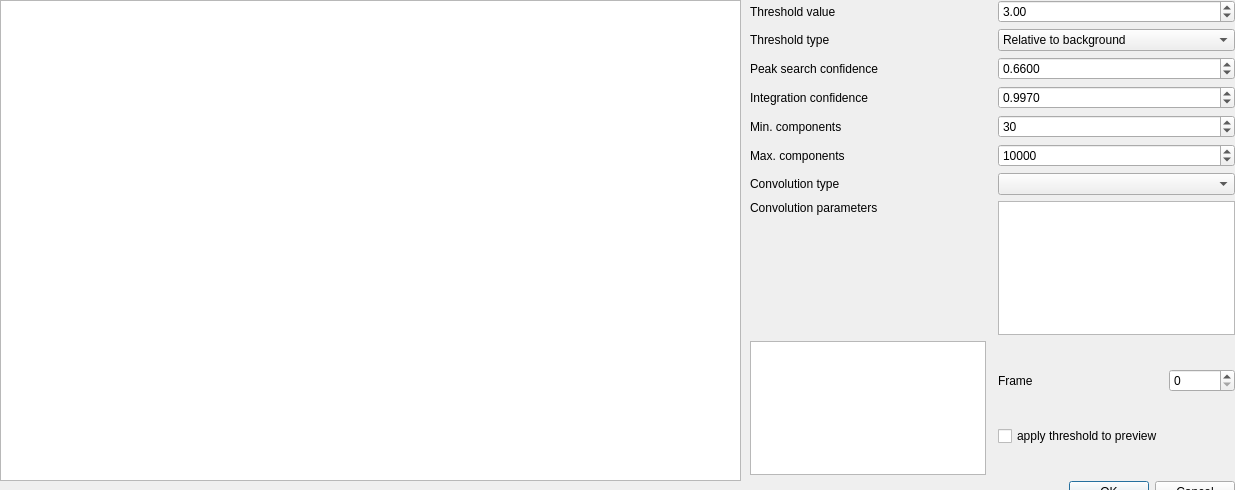
Above: apps/nsxqt/ui/ConvolveDialog.ui from k61n/openhkl before the change. Below: the same form after it.
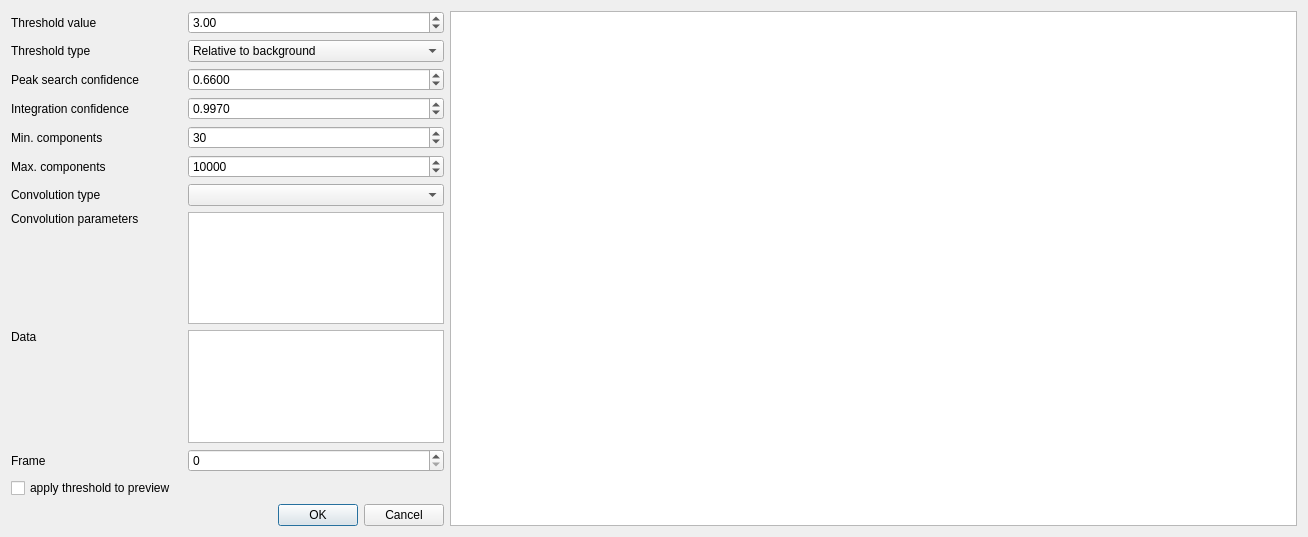
That is the form after the change.

Commit message: Completed the refactoring of DialogConvolve class

Patch:
```diff
--- a/apps/nsxqt/ui/ConvolveDialog.ui
+++ b/apps/nsxqt/ui/ConvolveDialog.ui
@@ -6,35 +6,24 @@
    <rect>
     <x>0</x>
     <y>0</y>
-    <width>1235</width>
-    <height>490</height>
+    <width>1308</width>
+    <height>537</height>
    </rect>
   </property>
+  <property name="sizePolicy">
+   <sizepolicy hsizetype="Preferred" vsizetype="Preferred">
+    <horstretch>0</horstretch>
+    <verstretch>0</verstretch>
+   </sizepolicy>
+  </property>
   <property name="windowTitle">
    <string>nsxqt Peak Finder</string>
   </property>
   <property name="modal">
    <bool>false</bool>
   </property>
-  <widget class="QGraphicsView" name="preview">
-   <property name="geometry">
-    <rect>
-     <x>0</x>
-     <y>0</y>
-     <width>741</width>
-     <height>481</height>
-    </rect>
-   </property>
-  </widget>
-  <widget class="QWidget" name="layoutWidget">
-   <property name="geometry">
-    <rect>
-     <x>750</x>
-     <y>0</y>
-     <width>485</width>
-     <height>503</height>
-    </rect>
-   </property>
+  <layout class="QHBoxLayout" name="horizontalLayout">
+   <item>
    <layout class="QGridLayout" name="gridLayout">
     <item row="7" column="3">
      <layout class="QVBoxLayout" name="verticalLayout_2">
@@ -181,6 +170,9 @@
       </property>
      </widget>
     </item>
+     <item row="8" column="3">
+      <widget class="QTreeView" name="treeView"/>
+     </item>
     <item row="3" column="0" colspan="2">
      <widget class="QLabel" name="confidenceLabel_2">
       <property name="text">
@@ -188,19 +180,44 @@
       </property>
      </widget>
     </item>
-    <item row="9" column="3">
+     <item row="10" column="3">
      <layout class="QGridLayout" name="gridLayout_3">
-      <item row="0" column="1">
-       <widget class="QSpinBox" name="frameIndex"/>
-      </item>
       <item row="0" column="0">
+        <widget class="QSpinBox" name="frameIndex"/>
+       </item>
+      </layout>
+     </item>
+     <item row="8" column="0">
+      <widget class="QLabel" name="label_3">
+       <property name="text">
+        <string>Convolution parameters</string>
+       </property>
+       <property name="alignment">
+        <set>Qt::AlignLeading|Qt::AlignLeft|Qt::AlignTop</set>
+       </property>
+      </widget>
+     </item>
+     <item row="9" column="3">
+      <widget class="QListWidget" name="dataList"/>
+     </item>
+     <item row="9" column="0">
+      <widget class="QLabel" name="label_4">
+       <property name="text">
+        <string>Data</string>
+       </property>
+       <property name="alignment">
+        <set>Qt::AlignLeading|Qt::AlignLeft|Qt::AlignTop</set>
+       </property>
+      </widget>
+     </item>
+     <item row="10" column="0">
        <widget class="QLabel" name="label">
         <property name="text">
          <string>Frame</string>
         </property>
        </widget>
       </item>
-      <item row="1" column="0">
+     <item row="11" column="0">
        <widget class="QCheckBox" name="applyThreshold">
         <property name="text">
          <string>apply threshold to preview</string>
@@ -209,24 +226,17 @@
       </item>
      </layout>
     </item>
-    <item row="9" column="0">
-     <widget class="QListWidget" name="dataList"/>
-    </item>
-    <item row="8" column="3">
-     <widget class="QTreeView" name="treeView"/>
-    </item>
-    <item row="8" column="0">
-     <widget class="QLabel" name="label_3">
-      <property name="text">
-       <string>Convolution parameters</string>
-      </property>
-      <property name="alignment">
-       <set>Qt::AlignLeading|Qt::AlignLeft|Qt::AlignTop</set>
+   <item>
+    <widget class="QGraphicsView" name="preview">
+     <property name="sizePolicy">
+      <sizepolicy hsizetype="Expanding" vsizetype="Expanding">
+       <horstretch>1</horstretch>
+       <verstretch>0</verstretch>
+      </sizepolicy>
       </property>
      </widget>
     </item>
    </layout>
-  </widget>
  </widget>
  <resources/>
  <connections>
```
Lines whose indentation alone changed are shown as unchanged. The commit also changes 4 other files.
